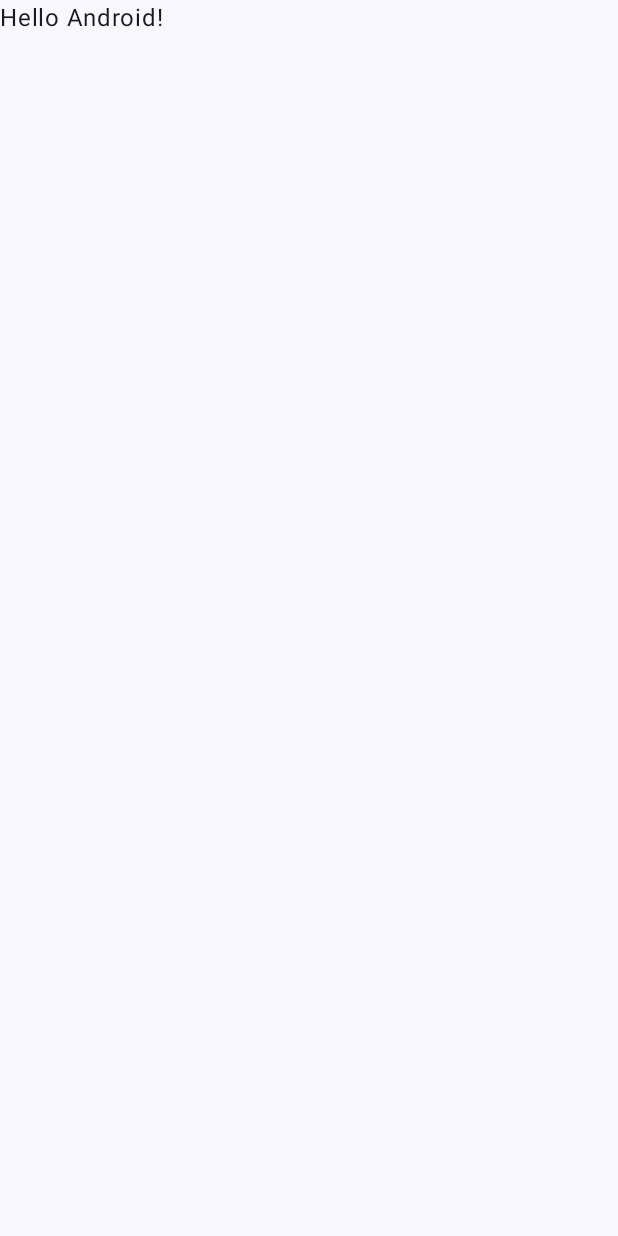
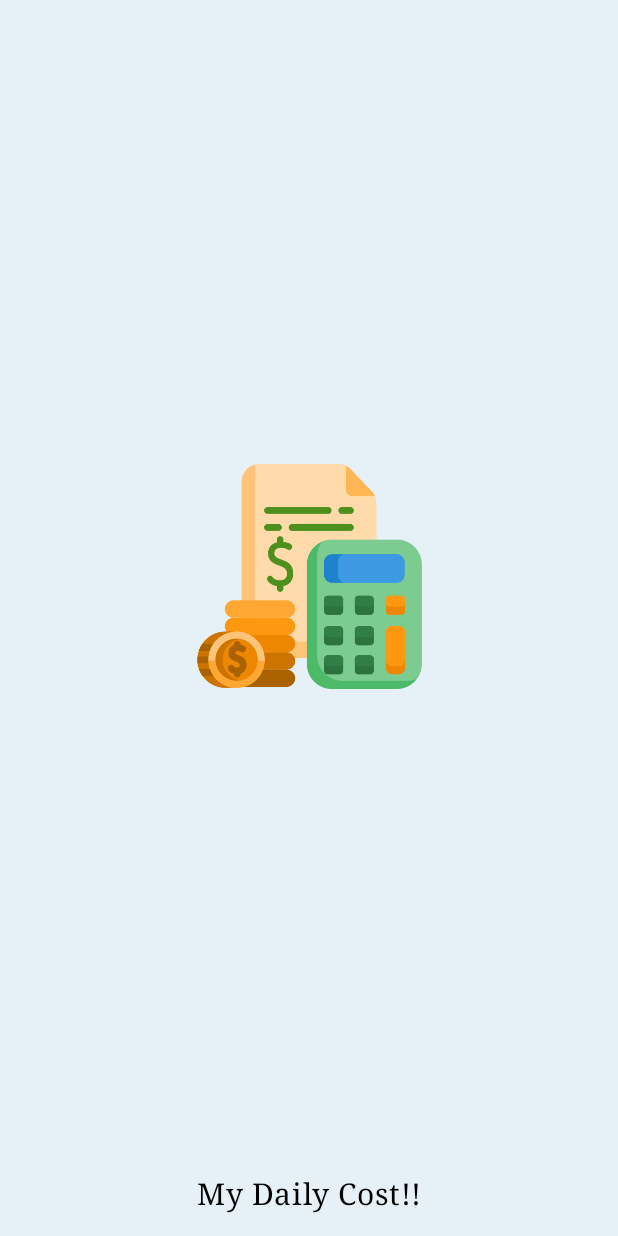
Before and after one commit to Soumyaguddu/MyDailyCost, an Android app built with Jetpack Compose: the first screen one second after launch (MainActivity), on a phone screen of 412 x 824 dp. Before the commit the screen is almost empty. Run offline under Robolectric (Android 15) with nearby library versions, the phone set to English and light mode, and no system bars.

Commit message:
First Commit

```diff
--- a/app/src/main/AndroidManifest.xml
+++ b/app/src/main/AndroidManifest.xml
@@ -6,17 +6,17 @@
 		android:allowBackup="true"
 		android:dataExtractionRules="@xml/data_extraction_rules"
 		android:fullBackupContent="@xml/backup_rules"
-		android:icon="@mipmap/ic_launcher"
+		android:icon="@drawable/logo_mycost"
 		android:label="@string/app_name"
 		android:roundIcon="@mipmap/ic_launcher_round"
 		android:supportsRtl="true"
-		android:theme="@style/Theme.MyDailyCost"
+		android:theme="@style/Splash"
 		tools:targetApi="31">
 		<activity
 			android:name=".MainActivity"
 			android:exported="true"
 			android:label="@string/app_name"
-			android:theme="@style/Theme.MyDailyCost">
+			android:theme="@style/Splash">
 			<intent-filter>
 				<action android:name="android.intent.action.MAIN" />
 
--- a/app/src/main/java/com/soumya/mydailycost/MainActivity.kt
+++ b/app/src/main/java/com/soumya/mydailycost/MainActivity.kt
@@ -10,20 +10,18 @@ import androidx.compose.material3.Text
 import androidx.compose.runtime.Composable
 import androidx.compose.ui.Modifier
 import androidx.compose.ui.tooling.preview.Preview
+import androidx.core.splashscreen.SplashScreen.Companion.installSplashScreen
+import androidx.navigation.NavGraph
+import com.soumya.mydailycost.ui.navigation.AppNavGraph
 import com.soumya.mydailycost.ui.theme.MyDailyCostTheme
 
 class MainActivity : ComponentActivity() {
     override fun onCreate(savedInstanceState: Bundle?) {
         super.onCreate(savedInstanceState)
+       // installSplashScreen()
         setContent {
             MyDailyCostTheme {
-                // A surface container using the 'background' color from the theme
-                Surface(
-                    modifier = Modifier.fillMaxSize(),
-                    color = MaterialTheme.colorScheme.background
-                ) {
-                    Greeting("Android")
-                }
+                AppNavGraph()
             }
         }
     }
--- /dev/null
+++ b/app/src/main/java/com/soumya/mydailycost/ui/home/HomeScreen.kt
@@ -0,0 +1,8 @@
+package com.soumya.mydailycost.ui.home
+
+import androidx.compose.runtime.Composable
+
+@Composable
+fun HomeScreen() {
+
+}
--- /dev/null
+++ b/app/src/main/java/com/soumya/mydailycost/ui/navigation/NavPageGraph.kt
@@ -0,0 +1,40 @@
+package com.soumya.mydailycost.ui.navigation
+
+import androidx.compose.runtime.Composable
+import androidx.compose.ui.Modifier
+import androidx.compose.ui.tooling.preview.Preview
+import androidx.navigation.NavHostController
+import androidx.navigation.compose.NavHost
+import androidx.navigation.compose.composable
+import androidx.navigation.compose.rememberNavController
+import com.soumya.mydailycost.ui.home.HomeScreen
+import com.soumya.mydailycost.ui.splash.SplashScreen
+
+@Composable
+fun AppNavGraph( modifier: Modifier = Modifier) {
+
+    val navController: NavHostController = rememberNavController().apply {}
+
+
+    NavHost(navController, startDestination = NavRoute.SplashScreen.value,modifier=modifier) {
+
+        composable(NavRoute.SplashScreen.value) {
+            SplashScreen(navController)
+        }
+
+        composable(NavRoute.HomeScreen.value) {
+            HomeScreen()
+        }
+    }
+}
+sealed class NavRoute(
+    val value: String,
+) {
+    data object SplashScreen : NavRoute("splash")
+    data object HomeScreen : NavRoute("home")
+}
+@Preview
+@Composable
+fun AppNavGraphPreview() {
+    AppNavGraph()
+}
--- /dev/null
+++ b/app/src/main/java/com/soumya/mydailycost/ui/splash/SplashScreen.kt
@@ -0,0 +1,102 @@
+package com.soumya.mydailycost.ui.splash
+
+import androidx.compose.animation.AnimatedVisibility
+import androidx.compose.foundation.Image
+import androidx.compose.foundation.background
+import androidx.compose.foundation.layout.Arrangement
+import androidx.compose.foundation.layout.Box
+import androidx.compose.foundation.layout.Column
+import androidx.compose.foundation.layout.Spacer
+import androidx.compose.foundation.layout.fillMaxSize
+import androidx.compose.foundation.layout.padding
+import androidx.compose.foundation.layout.size
+import androidx.compose.material.MaterialTheme
+import androidx.compose.material.Text
+import androidx.compose.runtime.Composable
+import androidx.compose.runtime.LaunchedEffect
+import androidx.compose.runtime.getValue
+import androidx.compose.runtime.mutableStateOf
+import androidx.compose.runtime.remember
+import androidx.compose.runtime.setValue
+import androidx.compose.ui.Alignment
+import androidx.compose.ui.Modifier
+import androidx.compose.ui.graphics.Color
+import androidx.compose.ui.res.painterResource
+import androidx.compose.ui.text.font.FontFamily
+import androidx.compose.ui.text.style.TextAlign
+import androidx.compose.ui.tooling.preview.Preview
+import androidx.compose.ui.unit.dp
+import androidx.compose.ui.unit.sp
+import androidx.navigation.NavHostController
+import com.soumya.mydailycost.R
+import com.soumya.mydailycost.ui.navigation.NavRoute
+import com.soumya.mydailycost.ui.theme.MyDailyCostTheme
+import com.soumya.mydailycost.ui.theme.colorBackground
+import kotlinx.coroutines.delay
+
+@Composable
+fun SplashScreen(navController: NavHostController?, modifier: Modifier = Modifier) {
+    Box {
+        Column(
+            modifier = Modifier
+                .fillMaxSize()
+                .background(color = MaterialTheme.colors.colorBackground)
+                .then(modifier),
+            verticalArrangement = Arrangement.Center,
+            horizontalAlignment = Alignment.CenterHorizontally
+        ) {
+            Spacer(modifier = Modifier.weight(1f))
+
+            // Fade-in animation for the logo
+            var visible by remember { mutableStateOf(false) }
+            LaunchedEffect(key1 = true) {
+                delay(300)
+                visible = true
+            }
+            AnimatedVisibility(visible = visible) {
+                AppLogo(modifier = Modifier.size(150.dp))
+            }
+
+            Spacer(modifier = Modifier.weight(1f))
+            Text(
+                modifier = Modifier.padding(all = 15.dp),
+                text = "My Daily Cost!!",
+                style = MaterialTheme.typography.caption.copy(
+                    color = Color.Black,
+                    fontSize = 20.sp,
+                    fontFamily = FontFamily.Serif
+                ),
+                textAlign = TextAlign.Center,
+            )
+        }
+    }
+
+    LaunchedEffect(key1 = true) {
+        delay(3000)
+        navController?.navigate(NavRoute.HomeScreen.value) {
+            popUpTo(NavRoute.SplashScreen.value) {
+                inclusive = true // Remove the splash screen from the back stack
+            }
+        }
+    }
+}
+
+@Composable
+fun AppLogo(modifier: Modifier) {
+    Image(
+        modifier = modifier.fillMaxSize(),
+        painter = painterResource(id = R.drawable.budget),
+        contentDescription = "logo"
+    )
+
+}
+
+@Preview
+@Composable
+fun SplashScreenPreview() {
+    MyDailyCostTheme {
+
+        SplashScreen(navController = null)
+    }
+
+}
--- a/app/src/main/java/com/soumya/mydailycost/ui/theme/Color.kt
+++ b/app/src/main/java/com/soumya/mydailycost/ui/theme/Color.kt
@@ -1,11 +1,37 @@
 package com.soumya.mydailycost.ui.theme
 
+import androidx.compose.material.Colors
+import androidx.compose.material.lightColors
 import androidx.compose.ui.graphics.Color
 
-val Purple80 = Color(0xFFD0BCFF)
-val PurpleGrey80 = Color(0xFFCCC2DC)
-val Pink80 = Color(0xFFEFB8C8)
+private val primary = Color(0xFF499BDD)
+private val primaryVariant = Color(0xFF1984DA)
+private val secondary = Color(0xFF5FD864)
+private val secondaryVariant = Color(0xFF30D137)
+private val backgroundColor = Color(0xFFE6F0F7)
 
-val Purple40 = Color(0xFF6650a4)
-val PurpleGrey40 = Color(0xFF625b71)
-val Pink40 = Color(0xFF7D5260)
+private val successColor = Color(0xFF14C310)
+private val warningColor = Color(0xFFEBC500)
+private val errorColor = Color(0xFFE62112)
+
+val appColors: Colors = lightColors(
+    primary = primary,
+    primaryVariant = primaryVariant,
+    onPrimary = Color.White,
+    secondary = secondary,
+    secondaryVariant = secondaryVariant,
+    onSecondary = Color.White,
+    surface = Color.White,
+    onSurface = Color.Black,
+    background = backgroundColor,
+    onBackground = Color.Black,
+)
+@Suppress("UnusedReceiverParameter")
+val Colors.success: Color get() = successColor
+
+@Suppress("UnusedReceiverParameter")
+val Colors.warning: Color get() = warningColor
+@Suppress("UnusedReceiverParameter")
+val Colors.error: Color get() = errorColor
+@Suppress("UnusedReceiverParameter")
+val Colors.colorBackground: Color get() = backgroundColor
--- a/app/src/main/java/com/soumya/mydailycost/ui/theme/Theme.kt
+++ b/app/src/main/java/com/soumya/mydailycost/ui/theme/Theme.kt
@@ -3,6 +3,8 @@ package com.soumya.mydailycost.ui.theme
 import android.app.Activity
 import android.os.Build
 import androidx.compose.foundation.isSystemInDarkTheme
+import androidx.compose.material.Shapes
+import androidx.compose.material.Typography
 import androidx.compose.material3.MaterialTheme
 import androidx.compose.material3.darkColorScheme
 import androidx.compose.material3.dynamicDarkColorScheme
@@ -13,29 +15,9 @@ import androidx.compose.runtime.SideEffect
 import androidx.compose.ui.graphics.toArgb
 import androidx.compose.ui.platform.LocalContext
 import androidx.compose.ui.platform.LocalView
+import androidx.compose.ui.text.font.FontWeight
 import androidx.core.view.WindowCompat
 
-private val DarkColorScheme = darkColorScheme(
-    primary = Purple80,
-    secondary = PurpleGrey80,
-    tertiary = Pink80
-)
-
-private val LightColorScheme = lightColorScheme(
-    primary = Purple40,
-    secondary = PurpleGrey40,
-    tertiary = Pink40
-
-    /* Other default colors to override
-    background = Color(0xFFFFFBFE),
-    surface = Color(0xFFFFFBFE),
-    onPrimary = Color.White,
-    onSecondary = Color.White,
-    onTertiary = Color.White,
-    onBackground = Color(0xFF1C1B1F),
-    onSurface = Color(0xFF1C1B1F),
-    */
-)
 
 @Composable
 fun MyDailyCostTheme(
@@ -44,7 +26,11 @@ fun MyDailyCostTheme(
     dynamicColor: Boolean = true,
     content: @Composable () -> Unit
 ) {
-    val colorScheme = when {
+    val colors = appColors
+
+    val typography = Typography()
+
+   /* val colorScheme = when {
         dynamicColor && Build.VERSION.SDK_INT >= Build.VERSION_CODES.S -> {
             val context = LocalContext.current
             if (darkTheme) dynamicDarkColorScheme(context) else dynamicLightColorScheme(context)
@@ -60,11 +46,17 @@ fun MyDailyCostTheme(
             window.statusBarColor = colorScheme.primary.toArgb()
             WindowCompat.getInsetsController(window, view).isAppearanceLightStatusBars = darkTheme
         }
-    }
+    }*/
 
-    MaterialTheme(
-        colorScheme = colorScheme,
-        typography = Typography,
-        content = content
+    androidx.compose.material.MaterialTheme(
+        colors = colors,
+        content = content,
+        shapes = Shapes(),
+        typography = typography
+            .copy(
+                button = typography.button.copy(
+                    fontWeight = FontWeight.Black,
+                ),
+            ),
     )
 }
--- a/app/src/main/java/com/soumya/mydailycost/ui/theme/Type.kt
+++ /dev/null
@@ -1,34 +0,0 @@
-package com.soumya.mydailycost.ui.theme
-
-import androidx.compose.material3.Typography
-import androidx.compose.ui.text.TextStyle
-import androidx.compose.ui.text.font.FontFamily
-import androidx.compose.ui.text.font.FontWeight
-import androidx.compose.ui.unit.sp
-
-// Set of Material typography styles to start with
-val Typography = Typography(
-    bodyLarge = TextStyle(
-        fontFamily = FontFamily.Default,
-        fontWeight = FontWeight.Normal,
-        fontSize = 16.sp,
-        lineHeight = 24.sp,
-        letterSpacing = 0.5.sp
-    )
-    /* Other default text styles to override
-    titleLarge = TextStyle(
-        fontFamily = FontFamily.Default,
-        fontWeight = FontWeight.Normal,
-        fontSize = 22.sp,
-        lineHeight = 28.sp,
-        letterSpacing = 0.sp
-    ),
-    labelSmall = TextStyle(
-        fontFamily = FontFamily.Default,
-        fontWeight = FontWeight.Medium,
-        fontSize = 11.sp,
-        lineHeight = 16.sp,
-        letterSpacing = 0.5.sp
-    )
-    */
-)
--- a/app/src/main/res/values/themes.xml
+++ b/app/src/main/res/values/themes.xml
@@ -2,4 +2,15 @@
 <resources>
 
 	<style name="Theme.MyDailyCost" parent="android:Theme.Material.Light.NoActionBar" />
+
+	<style name="Theme.SplashScreen.MySplash" parent="Theme.SplashScreen">
+		<item name="windowSplashScreenBackground">#FFD0BCFF</item>
+		<item name="windowSplashScreenAnimatedIcon">@drawable/logo_mycost</item>
+		<item name="postSplashScreenTheme">@style/Theme.SplashScreen</item>
+	</style>
+
+	<style name="Splash" parent="android:Theme.Material.Light.NoActionBar">
+		<!-- Customize your theme here -->
+		<item name="android:windowIsTranslucent">true</item>
+	</style>
 </resources>
```
Also changed, not shown: app/build.gradle.kts (+11 -0 lines), app/src/main/res/drawable/budget.png (added), app/src/main/res/drawable/logo_mycost.png (added).
